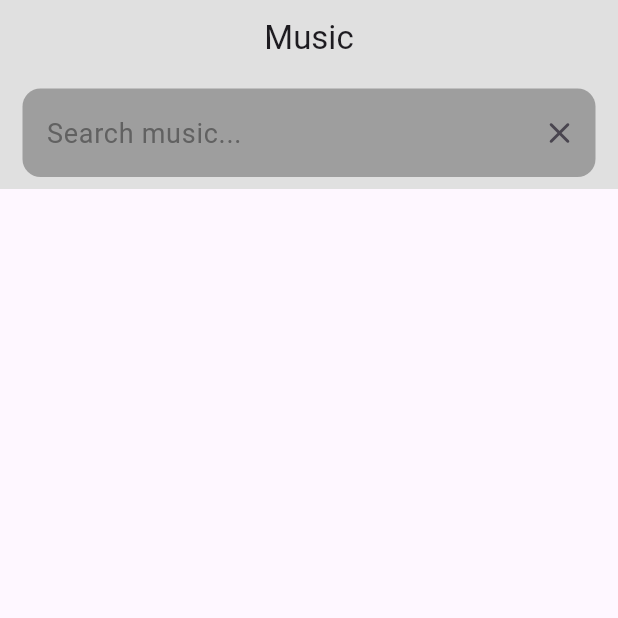
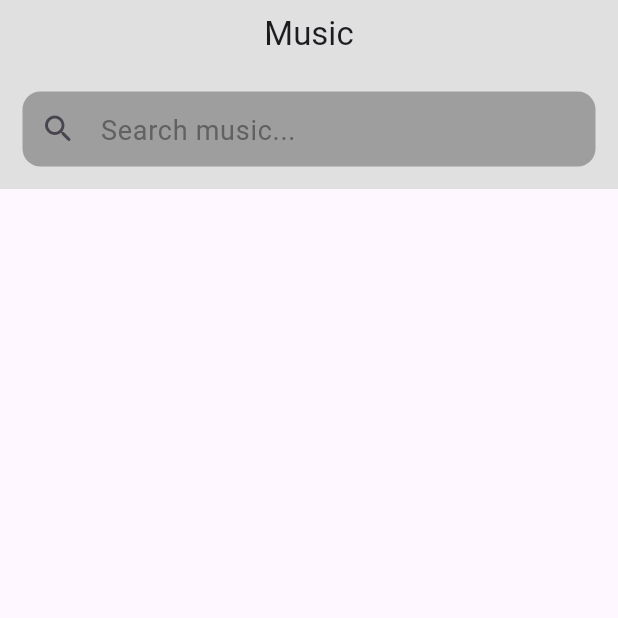
Before and after one commit to 2005sojid/music_app, a Flutter app: the screen it shows after launch, on a phone screen of 412 x 824 dp, the top half of it. Run offline on Flutter 3.47's test engine with Material 3 defaults, Android fonts, the phone set to English and light mode, and no system bars.

Commit message:
added text field style

```diff
--- a/lib/pages/home_page.dart
+++ b/lib/pages/home_page.dart
@@ -21,24 +21,31 @@ class HomePage extends StatelessWidget {
                 preferredSize: const Size.fromHeight(70),
                 child: Padding(
                   padding:
-                      const EdgeInsets.symmetric(horizontal: 15.0, vertical: 8),
+                      const EdgeInsets.symmetric(horizontal: 15.0, vertical: 15),
                   child: TextField(
+                    style: const TextStyle(
+                      fontSize: 20,
+                      fontWeight: FontWeight.w400
+                    ),
                     controller: _textController,
                     decoration: InputDecoration(
+                      contentPadding: const EdgeInsets.all(10),
+
                       focusedBorder: OutlineInputBorder(
                           borderRadius: BorderRadius.circular(12),
                           borderSide:
                               const BorderSide(color: Colors.transparent)),
                       fillColor: Colors.grey.shade500,
                       filled: true,
-                      //prefixIcon: const Icon(Icons.search_rounded),
-                      suffixIcon: IconButton(
-                        icon: const Icon(Icons.clear_rounded),
-                        onPressed: _textController.clear,
-                      ),
+                      prefixIcon: const Icon(Icons.search_rounded),
+                      // suffixIcon: IconButton(
+                      //   icon: const Icon(Icons.clear_rounded),
+                      //   onPressed: _textController.clear,
+                      // ),
                       hintText: "Search music...",
                       hintStyle:
                           TextStyle(fontSize: 18, color: Colors.grey.shade700),
+
                       enabledBorder: OutlineInputBorder(
                           borderRadius: BorderRadius.circular(12),
                           borderSide:
```
